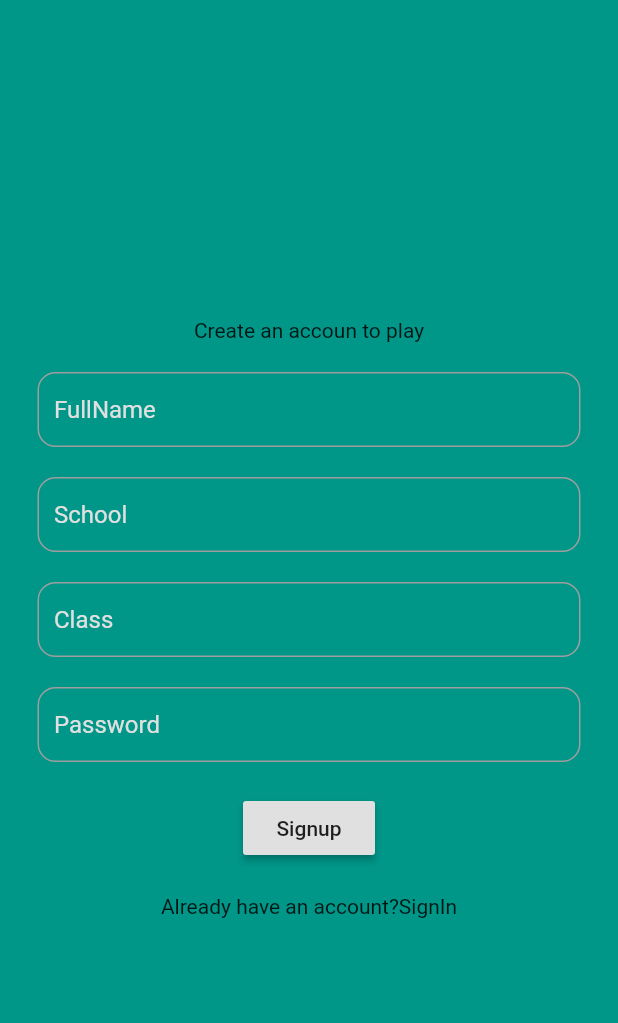
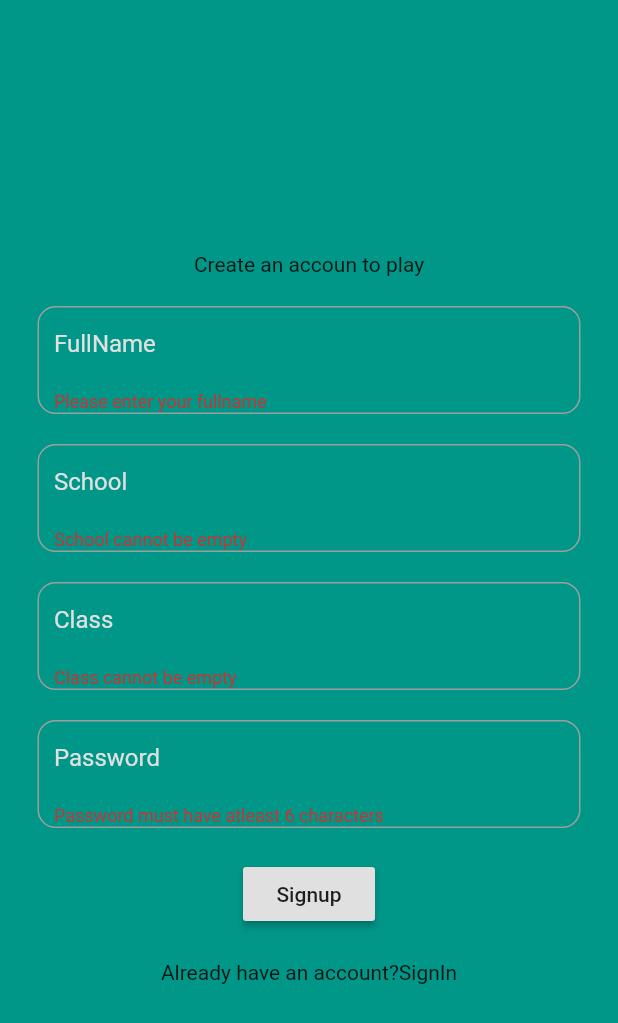
Before and after one commit to NxtGenLabs/math_geo, a Flutter app: the screen it shows after launch, after a tap on "SignUp", after a tap on "Signup", on a phone screen of 412 x 824 dp. Shown: the top 1023 px of the screen. Run offline on Flutter 3.47's test engine with Material 2 defaults, Android fonts, the phone set to English and light mode, and no system bars; our stand-ins replace firebase_auth; accounts and stored records are empty.

```diff
--- a/lib/pages/authenticate/signUp.dart
+++ b/lib/pages/authenticate/signUp.dart
@@ -10,7 +10,7 @@ class SignUp extends StatefulWidget {
 }
 
 class _SignUpState extends State<SignUp> {
-
+  final _formkey = GlobalKey<FormState>();
 
   String fullname = '';
   String grade = '';
@@ -24,65 +24,93 @@ class _SignUpState extends State<SignUp> {
       color: Colors.teal,
       child: SafeArea(
         child: Center(
+          child: Form(
+            key: _formkey,
             child: Column(
               mainAxisAlignment: MainAxisAlignment.center,
               children: [
                 const Text("Create an accoun to play"),
-              const SizedBox(height:20),
+                const SizedBox(height: 20),
                 Container(
                   margin: const EdgeInsets.symmetric(horizontal: 25),
                   padding: const EdgeInsets.only(left: 10),
-                decoration: BoxDecoration(border: Border.all(color: Colors.grey),borderRadius: BorderRadius.circular(12)),
+                  decoration: BoxDecoration(
+                      border: Border.all(color: Colors.grey),
+                      borderRadius: BorderRadius.circular(12)),
                   child: TextFormField(
-                  onChanged: (val){
+                    validator: (val) =>
+                        val!.isEmpty ? 'Please enter your fullname' : null,
+                    onChanged: (val) {
                       setState(() {
                         fullname = val;
                       });
                     },
                     cursorColor: Colors.white,
                     textInputAction: TextInputAction.next,
-                  decoration: InputDecoration(border: InputBorder.none,hintText: 'FullName',hintStyle: TextStyle(color: Colors.grey[300])),
+                    decoration: InputDecoration(
+                        border: InputBorder.none,
+                        hintText: 'FullName',
+                        hintStyle: TextStyle(color: Colors.grey[300])),
                   ),
                 ),
-              const SizedBox(height:20),
+                const SizedBox(height: 20),
                 Container(
                   margin: const EdgeInsets.symmetric(horizontal: 25),
                   padding: const EdgeInsets.only(left: 10),
-                decoration: BoxDecoration(border: Border.all(color: Colors.grey),borderRadius: BorderRadius.circular(12)),
+                  decoration: BoxDecoration(
+                      border: Border.all(color: Colors.grey),
+                      borderRadius: BorderRadius.circular(12)),
                   child: TextFormField(
-                  onChanged: (val){
+                    validator: (val) =>
+                        val!.isEmpty ? 'School cannot be empty' : null,
+                    onChanged: (val) {
                       setState(() {
                         school = val;
                       });
                     },
                     cursorColor: Colors.white,
                     textInputAction: TextInputAction.next,
-                  decoration: InputDecoration(border: InputBorder.none,hintText: 'School',hintStyle: TextStyle(color: Colors.grey[300])),
+                    decoration: InputDecoration(
+                        border: InputBorder.none,
+                        hintText: 'School',
+                        hintStyle: TextStyle(color: Colors.grey[300])),
                   ),
                 ),
-              const SizedBox(height:20),
+                const SizedBox(height: 20),
                 Container(
                   margin: const EdgeInsets.symmetric(horizontal: 25),
                   padding: const EdgeInsets.only(left: 10),
-                decoration: BoxDecoration(border: Border.all(color: Colors.grey),borderRadius: BorderRadius.circular(12)),
+                  decoration: BoxDecoration(
+                      border: Border.all(color: Colors.grey),
+                      borderRadius: BorderRadius.circular(12)),
                   child: TextFormField(
-                  onChanged: (val){
+                    validator: (val) =>
+                        val!.isEmpty ? 'Class cannot be empty' : null,
+                    onChanged: (val) {
                       setState(() {
                         grade = val;
                       });
                     },
                     cursorColor: Colors.white,
                     textInputAction: TextInputAction.next,
-                  decoration: InputDecoration(border: InputBorder.none,hintText: 'Class',hintStyle: TextStyle(color: Colors.grey[300])),
+                    decoration: InputDecoration(
+                        border: InputBorder.none,
+                        hintText: 'Class',
+                        hintStyle: TextStyle(color: Colors.grey[300])),
                   ),
                 ),
-              const SizedBox(height:20),
+                const SizedBox(height: 20),
                 Container(
                   margin: const EdgeInsets.symmetric(horizontal: 25),
                   padding: const EdgeInsets.only(left: 10),
-                decoration: BoxDecoration(border: Border.all(color: Colors.grey),borderRadius: BorderRadius.circular(12)),
+                  decoration: BoxDecoration(
+                      border: Border.all(color: Colors.grey),
+                      borderRadius: BorderRadius.circular(12)),
                   child: TextFormField(
-                  onChanged: (val){
+                    validator: (val) => val!.length < 6
+                        ? 'Password must have atleast 6 characters'
+                        : null,
+                    onChanged: (val) {
                       setState(() {
                         password = val;
                       });
@@ -90,30 +118,33 @@ class _SignUpState extends State<SignUp> {
                     obscureText: true,
                     cursorColor: Colors.white,
                     textInputAction: TextInputAction.next,
-                  decoration: InputDecoration(border: InputBorder.none,hintText: 'Password',hintStyle: TextStyle(color: Colors.grey[300])),
+                    decoration: InputDecoration(
+                        border: InputBorder.none,
+                        hintText: 'Password',
+                        hintStyle: TextStyle(color: Colors.grey[300])),
                   ),
                 ),
-              const SizedBox(height:20),
-              MaterialButton(color: Colors.grey[300] ,onPressed: () async{
+                const SizedBox(height: 20),
+                MaterialButton(
+                  color: Colors.grey[300],
+                  onPressed: () async {
+                    if (_formkey.currentState!.validate()) {
                       print(fullname);
                       print(school);
                       print(grade);
                       print(password);
-
-              },child: const Text("Signup"),),
-              const SizedBox(height:20),
-              Row(
-              mainAxisAlignment: MainAxisAlignment.center,
-              children:[
+                    }
+                  },
+                  child: const Text("Signup"),
+                ),
+                const SizedBox(height: 20),
+                Row(mainAxisAlignment: MainAxisAlignment.center, children: [
                   const Text("Already have an account?"),
                   GestureDetector(
-                  onTap: () => widget.toggleView(),
-                    child: Text("SignIn")
-                )
+                      onTap: () => widget.toggleView(), child: Text("SignIn"))
                 ])
-
-
               ],
+            ),
           ),
         ),
       ),
```
Lines whose indentation alone changed are shown as unchanged.
